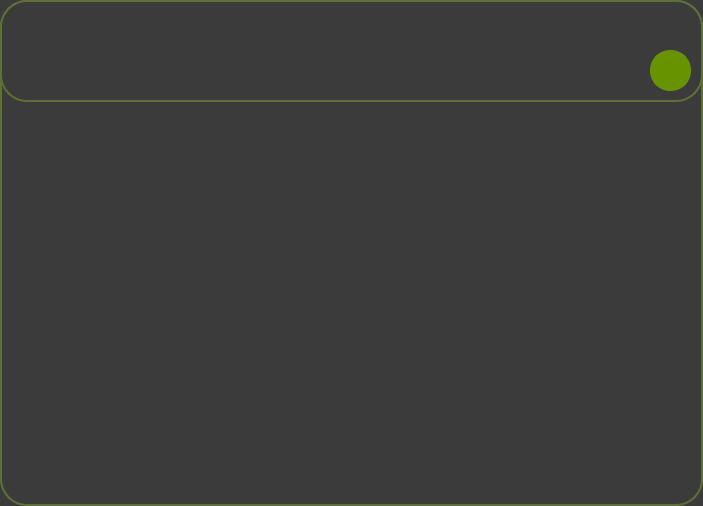
Above: hakaton/message.ui from JohnyDepp228/Hakaton before the change. Below: the same form after it.
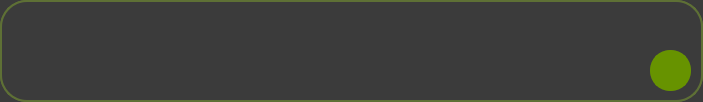
That is the form after the change. Icons and pictures are not drawn.

Patch:
```diff
--- a/hakaton/message.ui
+++ b/hakaton/message.ui
@@ -7,7 +7,7 @@
     <x>0</x>
     <y>0</y>
     <width>703</width>
-    <height>506</height>
+    <height>102</height>
    </rect>
   </property>
   <property name="windowTitle">
```
